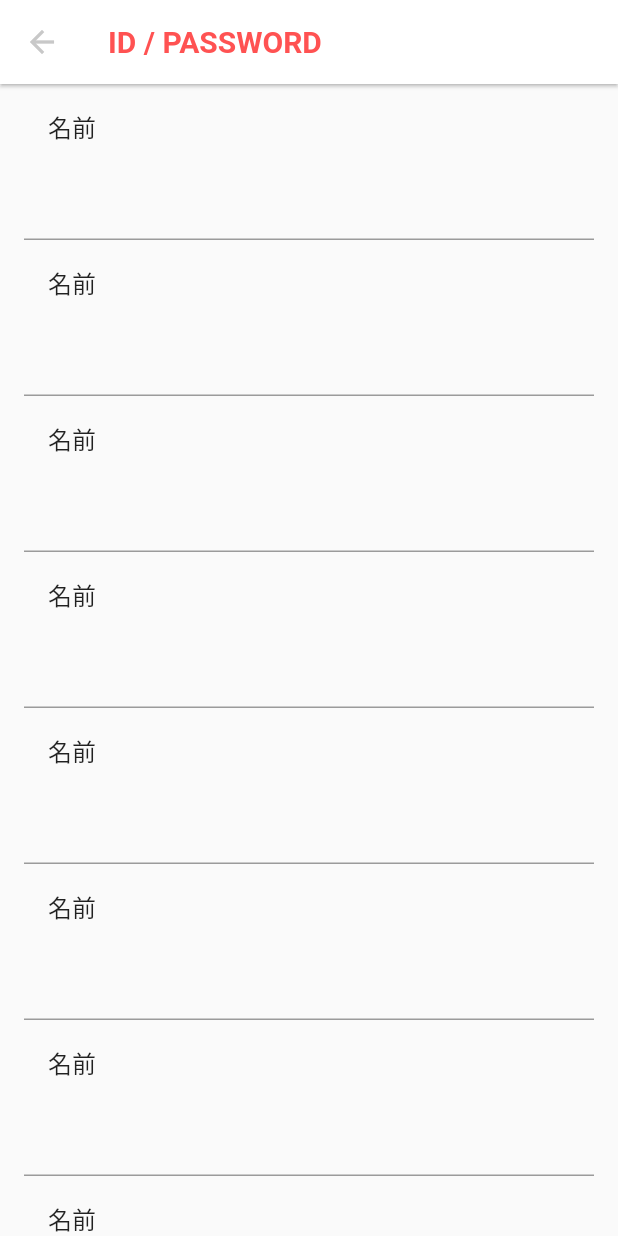
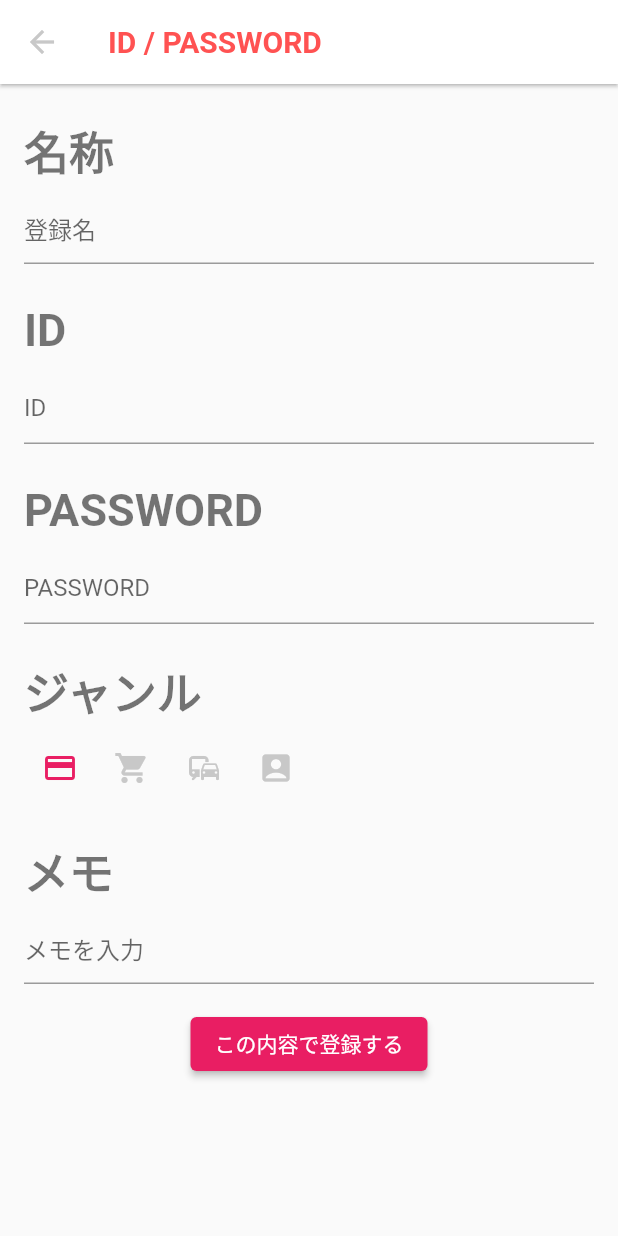
Before and after one commit to kolbe-ryo/password_app_2, a Flutter app: the screen it shows after launch, after a tap on the "add" icon, on a phone screen of 412 x 824 dp. Run offline on Flutter 3.47's test engine with Material 2 defaults, Android fonts, the phone set to English and light mode, and no system bars; our stand-ins replace flutter_riverpod, fluttertoast, freezed_annotation.

Commit message:
add genre icon selection provider

```diff
--- /dev/null
+++ b/lib/constants/id_password_manager_item.dart
@@ -0,0 +1,44 @@
+import 'package:password_app_2/enum/id_password_manager_item_enum.dart';
+
+final kIdPasswordManagerItem = [
+  IdPasswordManagerItem(
+    caption: '名称',
+    hintText: '登録名',
+    attribute: IdPasswordManagerItems.name,
+  ),
+  IdPasswordManagerItem(
+    caption: 'ID',
+    hintText: 'ID',
+    attribute: IdPasswordManagerItems.id,
+  ),
+  IdPasswordManagerItem(
+    caption: 'PASSWORD',
+    hintText: 'PASSWORD',
+    attribute: IdPasswordManagerItems.password,
+  ),
+  IdPasswordManagerItem(
+    caption: 'ジャンル',
+    hintText: '',
+    attribute: IdPasswordManagerItems.genre,
+    isGenre: true,
+  ),
+  IdPasswordManagerItem(
+    caption: 'メモ',
+    hintText: 'メモを入力',
+    attribute: IdPasswordManagerItems.memo,
+  ),
+];
+
+class IdPasswordManagerItem {
+  final String caption;
+  final String hintText;
+  final IdPasswordManagerItems attribute;
+  final bool isGenre;
+
+  IdPasswordManagerItem({
+    required this.caption,
+    required this.hintText,
+    required this.attribute,
+    this.isGenre = false,
+  });
+}
--- a/lib/enum/genre_data_enum.dart
+++ b/lib/enum/genre_data_enum.dart
@@ -13,7 +13,7 @@ enum GenreDataEnum {
 }
 
 extension GenreDataEnumExt on GenreDataEnum {
-  IconData get value {
+  IconData get icon {
     switch (this) {
       case GenreDataEnum.money:
         return Icons.payment;
--- /dev/null
+++ b/lib/enum/id_password_manager_item_enum.dart
@@ -0,0 +1,7 @@
+enum IdPasswordManagerItems {
+  name,
+  id,
+  password,
+  genre,
+  memo,
+}
--- /dev/null
+++ b/lib/view/component/atom/selected_icon_button.dart
@@ -0,0 +1,25 @@
+import 'package:flutter/material.dart';
+import 'package:flutter_riverpod/flutter_riverpod.dart';
+import 'package:password_app_2/constants/style.dart';
+import 'package:password_app_2/enum/genre_data_enum.dart';
+
+final selectedGenreProvider =
+    StateProvider<GenreDataEnum>((ref) => GenreDataEnum.money);
+
+class SelectedIconButton extends ConsumerWidget {
+  const SelectedIconButton(this.genreData, {Key? key}) : super(key: key);
+
+  final GenreDataEnum genreData;
+
+  @override
+  Widget build(BuildContext context, WidgetRef ref) {
+    final selection = ref.watch(selectedGenreProvider.state).state;
+    return IconButton(
+      onPressed: () => ref.read(selectedGenreProvider.state).state = genreData,
+      icon: Icon(
+        genreData.icon,
+        color: selection == genreData ? genreData.color : kGreyColor,
+      ),
+    );
+  }
+}
--- /dev/null
+++ b/lib/view/component/molecules/genre_select_tile.dart
@@ -0,0 +1,35 @@
+import 'package:flutter/material.dart';
+import 'package:flutter_riverpod/flutter_riverpod.dart';
+import 'package:password_app_2/constants/id_password_manager_item.dart';
+import 'package:password_app_2/constants/style.dart';
+import 'package:password_app_2/enum/genre_data_enum.dart';
+import 'package:password_app_2/view/component/atom/selected_icon_button.dart';
+
+class GenreSelectTile extends ConsumerWidget {
+  const GenreSelectTile(this.idPasswordManagerItem, {Key? key})
+      : super(key: key);
+
+  final IdPasswordManagerItem idPasswordManagerItem;
+
+  @override
+  Widget build(BuildContext context, WidgetRef ref) {
+    return Column(
+      children: [
+        ListTile(
+          contentPadding: const EdgeInsets.only(top: kSpacing),
+          title: Text(
+            idPasswordManagerItem.caption,
+            style: kFirstTextStyle,
+          ),
+        ),
+        Row(
+          children: GenreDataEnum.values
+              .map(
+                (value) => SelectedIconButton(value),
+              )
+              .toList(),
+        ),
+      ],
+    );
+  }
+}
--- a/lib/view/component/molecules/input_tile.dart
+++ b/lib/view/component/molecules/input_tile.dart
@@ -1,23 +1,29 @@
 import 'package:flutter/material.dart';
+import 'package:password_app_2/constants/id_password_manager_item.dart';
+import 'package:password_app_2/constants/style.dart';
 
 class InputTile extends StatelessWidget {
-  const InputTile({
+  const InputTile(
+    this.idPasswordManagerItem, {
     Key? key,
-    required this.caption,
-    required this.hintText,
   }) : super(key: key);
 
-  final String caption;
-  final String hintText;
+  final IdPasswordManagerItem idPasswordManagerItem;
 
   @override
   Widget build(BuildContext context) {
     return Column(
       children: [
         ListTile(
-          title: Text(caption),
+          contentPadding: const EdgeInsets.only(top: kSpacing),
+          title: Text(
+            idPasswordManagerItem.caption,
+            style: kFirstTextStyle,
+          ),
         ),
-        TextField(),
+        TextField(
+          decoration: InputDecoration(hintText: idPasswordManagerItem.hintText),
+        ),
       ],
     );
   }
--- a/lib/view/id_password_manager_page.dart
+++ b/lib/view/id_password_manager_page.dart
@@ -1,6 +1,8 @@
 import 'package:flutter/material.dart';
 import 'package:password_app_2/constants/const_letter.dart';
+import 'package:password_app_2/constants/id_password_manager_item.dart';
 import 'package:password_app_2/constants/style.dart';
+import 'package:password_app_2/view/component/molecules/genre_select_tile.dart';
 import 'package:password_app_2/view/component/molecules/input_tile.dart';
 
 class IdPasswordManagerPage extends StatelessWidget {
@@ -13,12 +15,23 @@ class IdPasswordManagerPage extends StatelessWidget {
         title: const Text(kAppBarTitle),
         iconTheme: const IconThemeData(color: kGreyColor),
       ),
-      body: ListView.builder(
-        padding: const EdgeInsets.symmetric(horizontal: kSpacing),
-        itemBuilder: (context, index) => InputTile(
-          caption: '名前',
-          hintText: '登録名',
-        ),
+      body: Column(
+        children: [
+          ListView.builder(
+            padding: const EdgeInsets.symmetric(horizontal: kSpacing),
+            itemBuilder: (context, index) =>
+                kIdPasswordManagerItem[index].isGenre
+                    ? GenreSelectTile(kIdPasswordManagerItem[index])
+                    : InputTile(kIdPasswordManagerItem[index]),
+            itemCount: kIdPasswordManagerItem.length,
+            shrinkWrap: true,
+          ),
+          Padding(
+            padding: const EdgeInsets.only(top: kSpacing),
+            child:
+                ElevatedButton(onPressed: () => {}, child: Text('この内容で登録する')),
+          )
+        ],
       ),
     );
   }
--- a/lib/view/registration_order_page.dart
+++ b/lib/view/registration_order_page.dart
@@ -19,7 +19,7 @@ class RegistrationOrderPage extends StatelessWidget {
       itemBuilder: (context, index) => IdPasswordCard(
         IdPasswordCardModel(
           title: '楽天証券株式会社',
-          iconData: GenreDataEnum.transportation.value,
+          iconData: GenreDataEnum.transportation.icon,
           id: 'id',
           password: 'password',
           color: GenreDataEnum.money.color,
```
